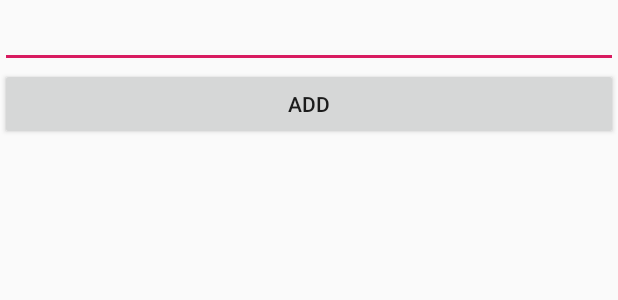
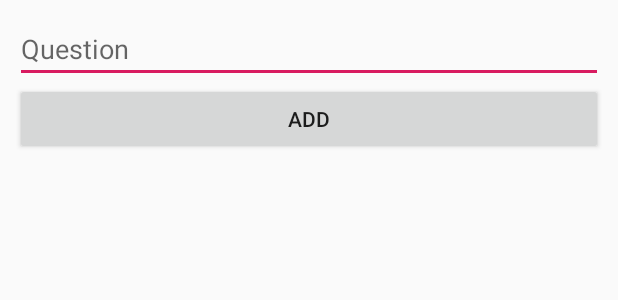
Before and after one commit to pkazmierski/mobile-2019, an Android app: the layout activity_add_question.xml on its own in the app's theme, with its tools: preview values and no code run, on a phone screen of 412 x 824 dp. Shown: the top 300 px of the screen. Run offline under Robolectric (Android 15) with nearby library versions, the phone set to English and light mode, and no system bars.

Commit message:
Changed adding new question into a dialog. Removed FAB from bookmarks view.

```diff
--- a/app/src/main/AndroidManifest.xml
+++ b/app/src/main/AndroidManifest.xml
@@ -18,7 +18,11 @@
         android:supportsRtl="true"
         android:theme="@style/AppTheme"
         tools:ignore="AllowBackup,GoogleAppIndexingWarning">
-        <activity android:name=".activities.AddQuestionActivity"></activity>
+        <activity
+            android:name=".activities.AddQuestionActivity"
+            android:excludeFromRecents="true"
+            android:theme="@style/Theme.AppCompat.DayNight.Dialog.MinWidth"
+            android:label="Add a new question"/>
         <activity android:name=".activities.QuestionDetailsActivity" />
         <activity android:name=".activities.MainActivity" />
         <activity android:name=".activities.QuestionsActivity" />
--- a/app/src/main/java/com/example/kandydatpl/activities/AddQuestionActivity.java
+++ b/app/src/main/java/com/example/kandydatpl/activities/AddQuestionActivity.java
@@ -3,6 +3,7 @@ package com.example.kandydatpl.activities;
 import android.support.v7.app.AppCompatActivity;
 import android.os.Bundle;
 import android.view.View;
+import android.view.ViewGroup;
 import android.widget.EditText;
 import android.widget.Toast;
 
--- a/app/src/main/res/layout/activity_add_question.xml
+++ b/app/src/main/res/layout/activity_add_question.xml
@@ -5,6 +5,7 @@
     android:layout_width="match_parent"
     android:layout_height="wrap_content"
     android:orientation="vertical"
+    android:layout_margin="10dp"
     tools:context=".activities.AddQuestionActivity">
 
     <EditText
@@ -12,8 +13,7 @@
         android:layout_width="match_parent"
         android:layout_height="wrap_content"
         android:layout_weight="1"
-        android:ems="10"
-        android:gravity="start|top"
+        android:hint="Question"
         android:inputType="textMultiLine" />
 
     <Button
```
Also changed, not shown: app/src/main/java/com/example/kandydatpl/activities/QuestionsActivity.java (+7 -0 lines).
